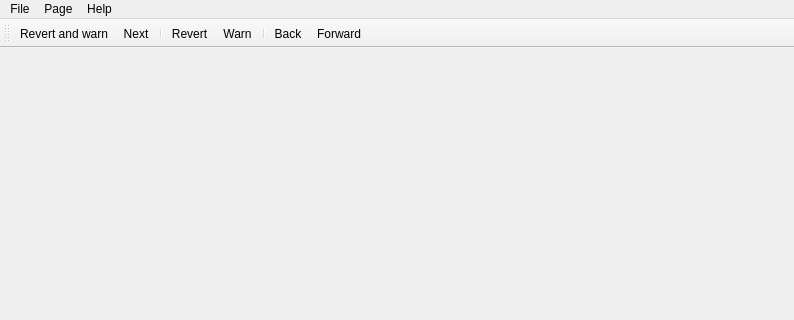
Before: the Qt Designer form huggle/mainwindow.ui in huggle/huggle3-qt-lx, drawn with Qt 5; both pictures show x 0 to 794 and y 0 to 320 of the 794 by 482 pixel window.
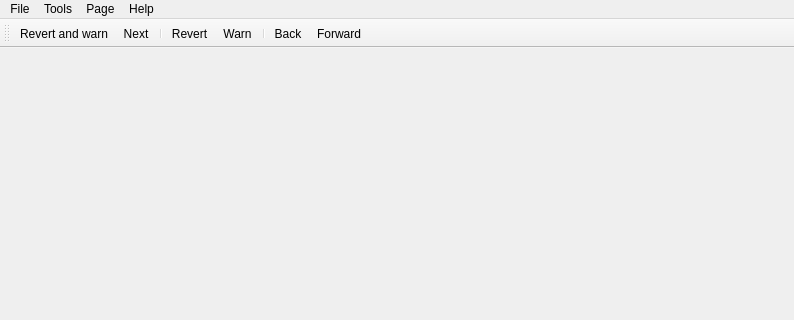
After: the same form once the commit is applied. Icons and pictures are not drawn.

Diff of the .ui file:
```diff
--- a/huggle/mainwindow.ui
+++ b/huggle/mainwindow.ui
@@ -48,7 +48,7 @@
      <x>0</x>
      <y>0</y>
      <width>794</width>
-     <height>23</height>
+     <height>21</height>
     </rect>
    </property>
    <widget class="QMenu" name="menuFile">
@@ -77,7 +77,14 @@
     <addaction name="actionRevert_currently_displayed_edit_and_warn_the_user"/>
     <addaction name="actionWarn_the_user"/>
    </widget>
+   <widget class="QMenu" name="menuTools">
+    <property name="title">
+     <string>Tools</string>
+    </property>
+    <addaction name="actionShow_ignore_list_of_current_wiki"/>
+   </widget>
    <addaction name="menuFile"/>
+   <addaction name="menuTools"/>
    <addaction name="menuPage"/>
    <addaction name="menuHelp"/>
   </widget>
```
Left out of the diff: 16 changed lines with no effect on the pictures.
